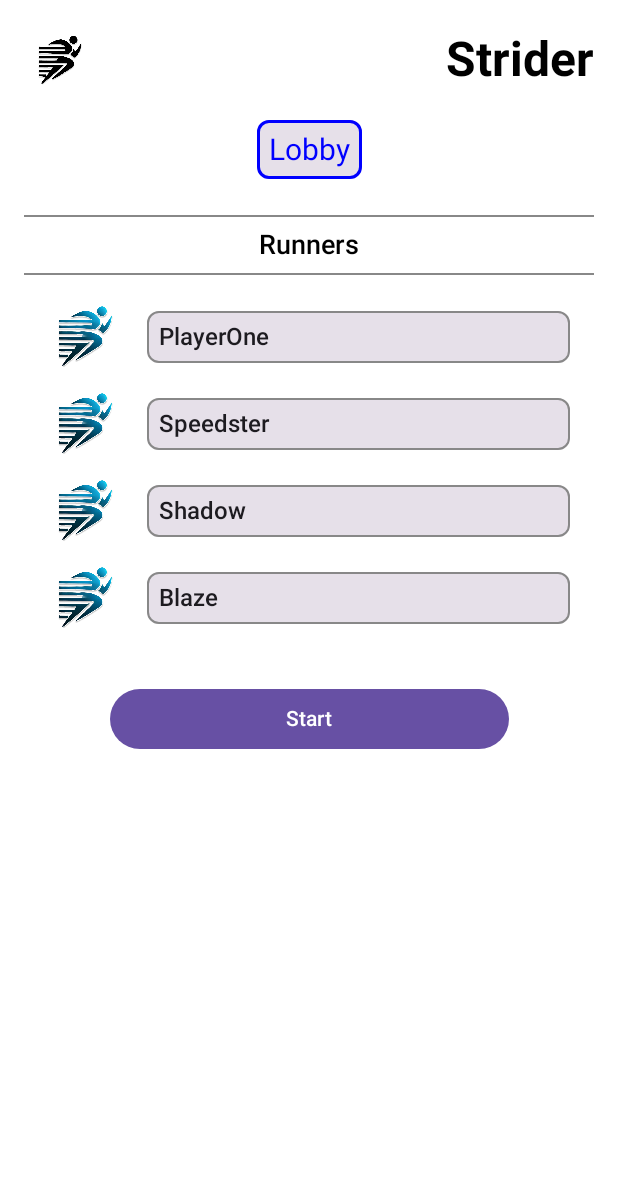
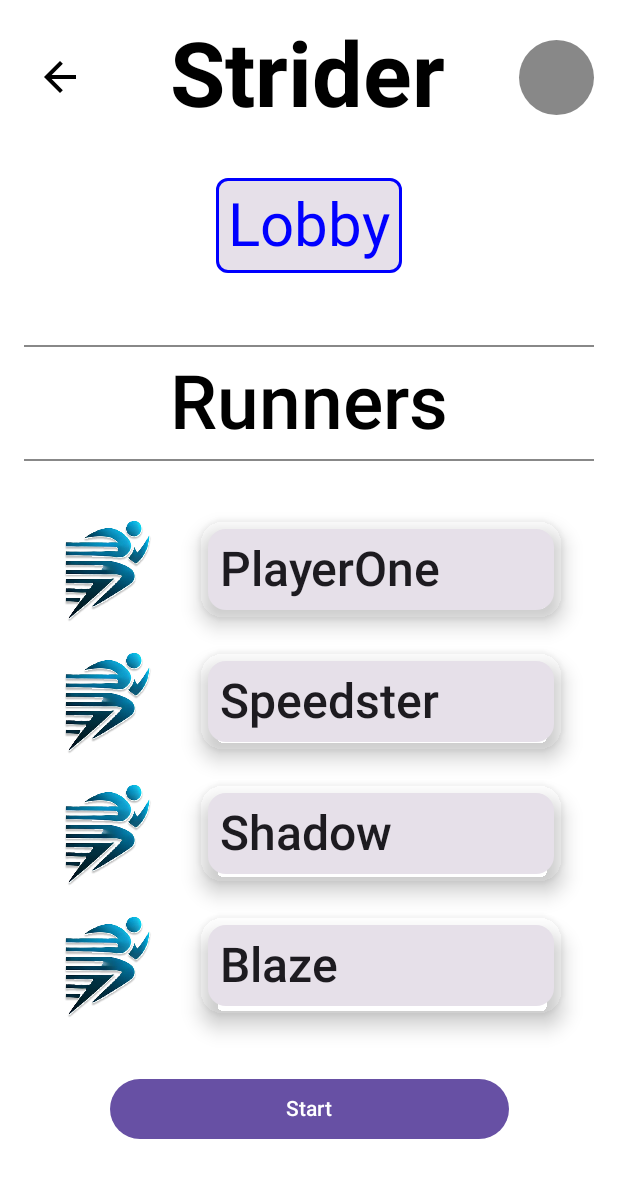
Before and after one commit to Nunbus1/Strider, an Android app built with Jetpack Compose: the @Preview function LobbyScreenPreview, on a phone screen of 412 x 824 dp. Shown: the top 1178 px of the screen. Run offline under Robolectric (Android 15) with nearby library versions, the phone set to English and light mode, and no system bars.

Commit message:
Mise en page

```diff
--- a/app/build.gradle.kts
+++ b/app/build.gradle.kts
@@ -49,6 +49,7 @@ dependencies {
     implementation(libs.androidx.ui.graphics)
     implementation(libs.androidx.ui.tooling.preview)
     implementation(libs.androidx.material3)
+    implementation(libs.androidx.navigation.compose)
     testImplementation(libs.junit)
     androidTestImplementation(libs.androidx.junit)
     androidTestImplementation(libs.androidx.espresso.core)
--- a/app/src/main/java/com/example/strider/MainActivity.kt
+++ b/app/src/main/java/com/example/strider/MainActivity.kt
@@ -12,8 +12,11 @@ import androidx.compose.material3.Text
 import androidx.compose.runtime.Composable
 import androidx.compose.ui.Modifier
 import androidx.compose.ui.tooling.preview.Preview
+import androidx.navigation.compose.NavHost
+import androidx.navigation.compose.composable
 import com.example.strider.ui.theme.StriderTheme
 import com.example.strider.ui.theme.Pages.FinishScreen
+import com.example.strider.ui.theme.Pages.HomeScreen
 
 class MainActivity : ComponentActivity() {
     override fun onCreate(savedInstanceState: Bundle?) {
@@ -23,7 +26,7 @@ class MainActivity : ComponentActivity() {
             StriderTheme {
                 Scaffold(modifier = Modifier.fillMaxSize()) { innerPadding ->
                     Box(modifier = Modifier.padding(innerPadding)) {
-                        FinishScreen()
+
                     }
                 }
             }
--- a/app/src/main/java/com/example/strider/ui/theme/Pages/Acceuil.kt
+++ b/app/src/main/java/com/example/strider/ui/theme/Pages/Acceuil.kt
@@ -3,11 +3,13 @@ package com.example.strider.ui.theme.Pages
 
 import androidx.compose.foundation.Image
 import androidx.compose.foundation.layout.*
+import androidx.compose.foundation.shape.RoundedCornerShape
 import androidx.compose.foundation.text.BasicTextField
 import androidx.compose.material3.*
 import androidx.compose.runtime.*
 import androidx.compose.ui.Alignment
 import androidx.compose.ui.Modifier
+import androidx.compose.ui.draw.clip
 import androidx.compose.ui.graphics.Color
 import androidx.compose.ui.res.painterResource
 import androidx.compose.ui.res.stringResource
@@ -48,6 +50,13 @@ fun HomeScreen(
             modifier = Modifier.size(150.dp)
         )
         Spacer(modifier = Modifier.height(16.dp))
+        Image(
+            painter = painterResource(R.drawable.logo),
+            contentDescription = "Profile Picture",
+            modifier = Modifier
+                .size(120.dp)
+                .clip(RoundedCornerShape(25.dp))
+        )
         TextField(
             value = pseudo,
             onValueChange = { pseudo = it },
@@ -67,6 +76,7 @@ fun HomeScreen(
                 modifier = Modifier.fillMaxWidth(0.7f)
             ) {
                 Text("Create")
+
             }
             Button(
                 onClick = onJoinClicked,
--- a/app/src/main/java/com/example/strider/ui/theme/Pages/Lobby.kt
+++ b/app/src/main/java/com/example/strider/ui/theme/Pages/Lobby.kt
@@ -2,13 +2,19 @@ package com.example.strider.ui.theme.Pages
 
 import androidx.compose.foundation.BorderStroke
 import androidx.compose.foundation.Image
+import androidx.compose.foundation.background
+import androidx.compose.foundation.clickable
 import androidx.compose.foundation.layout.*
+import androidx.compose.foundation.shape.CircleShape
 import androidx.compose.foundation.shape.RoundedCornerShape
+import androidx.compose.material.icons.filled.ArrowBack
 import androidx.compose.material3.*
 import androidx.compose.runtime.Composable
 import androidx.compose.ui.Alignment
 import androidx.compose.ui.Modifier
 import androidx.compose.ui.draw.clip
+import androidx.compose.ui.draw.shadow
+import androidx.compose.ui.graphics.Brush
 import androidx.compose.ui.graphics.Color
 import androidx.compose.ui.res.painterResource
 import androidx.compose.ui.text.font.FontWeight
@@ -37,18 +43,26 @@ fun LobbyScreen(
         ) {
             IconButton(onClick = onBackClicked) {
                 Icon(
-                    painter = painterResource(R.drawable.logo),
-                    contentDescription = "Back"
+                    imageVector = androidx.compose.material.icons.Icons.Default.ArrowBack,
+                    contentDescription = "Back",
+                    modifier = Modifier.size(32.dp).clickable { onBackClicked() }
                 )
             }
             Text(
                 text = "Strider",
                 style = MaterialTheme.typography.headlineLarge,
+                fontSize = 60.sp,
                 fontWeight = FontWeight.Bold
+
+            )
+            Box(
+                modifier = Modifier
+                    .size(50.dp)
+                    .background(Color.Gray, CircleShape)
             )
         }
 
-        Spacer(modifier = Modifier.height(16.dp))
+        Spacer(modifier = Modifier.height(32.dp))
 
         // Encadré "Lobby"
         Card(
@@ -58,25 +72,25 @@ fun LobbyScreen(
         ) {
             Text(
                 text = "Lobby",
-                fontSize = 20.sp,
+                fontSize = 40.sp,
                 color = Color.Blue,
                 modifier = Modifier.padding(8.dp)
             )
         }
 
-        Spacer(modifier = Modifier.height(24.dp))
+        Spacer(modifier = Modifier.height(48.dp))
 
         // Séparation avec "Runners"
         Divider(color = Color.Gray, thickness = 1.dp)
         Text(
             text = "Runners",
-            fontSize = 18.sp,
+            fontSize = 50.sp,
             fontWeight = FontWeight.Medium,
             modifier = Modifier.padding(vertical = 8.dp)
         )
         Divider(color = Color.Gray, thickness = 1.dp)
 
-        Spacer(modifier = Modifier.height(16.dp))
+        Spacer(modifier = Modifier.height(32.dp))
 
         // Liste des joueurs
         val players = listOf(
@@ -115,18 +129,20 @@ fun PlayerCard(imageRes: Int, pseudo: String) {
             painter = painterResource(imageRes),
             contentDescription = "Profile Picture",
             modifier = Modifier
-                .size(50.dp)
+                .size(80.dp)
                 .clip(RoundedCornerShape(25.dp))
         )
         Spacer(modifier = Modifier.width(16.dp))
         Card(
-            shape = RoundedCornerShape(8.dp),
-            border = BorderStroke(1.dp, Color.Gray),
-            modifier = Modifier.weight(1f)
+            modifier = Modifier
+                .padding(5.dp)
+                .fillMaxWidth()
+                .shadow(8.dp, shape = RoundedCornerShape(16.dp))
+                .padding(5.dp)
         ) {
             Text(
                 text = pseudo,
-                fontSize = 16.sp,
+                fontSize = 32.sp,
                 fontWeight = FontWeight.Medium,
                 modifier = Modifier.padding(8.dp)
             )
--- a/gradle/libs.versions.toml
+++ b/gradle/libs.versions.toml
@@ -8,6 +8,7 @@ espressoCore = "3.6.1"
 lifecycleRuntimeKtx = "2.8.7"
 activityCompose = "1.10.0"
 composeBom = "2024.04.01"
+navigationCompose = "2.8.7"
 
 [libraries]
 androidx-core-ktx = { group = "androidx.core", name = "core-ktx", version.ref = "coreKtx" }
@@ -24,6 +25,7 @@ androidx-ui-tooling-preview = { group = "androidx.compose.ui", name = "ui-toolin
 androidx-ui-test-manifest = { group = "androidx.compose.ui", name = "ui-test-manifest" }
 androidx-ui-test-junit4 = { group = "androidx.compose.ui", name = "ui-test-junit4" }
 androidx-material3 = { group = "androidx.compose.material3", name = "material3" }
+androidx-navigation-compose = { group = "androidx.navigation", name = "navigation-compose", version.ref = "navigationCompose" }
 
 [plugins]
 android-application = { id = "com.android.application", version.ref = "agp" }
```
